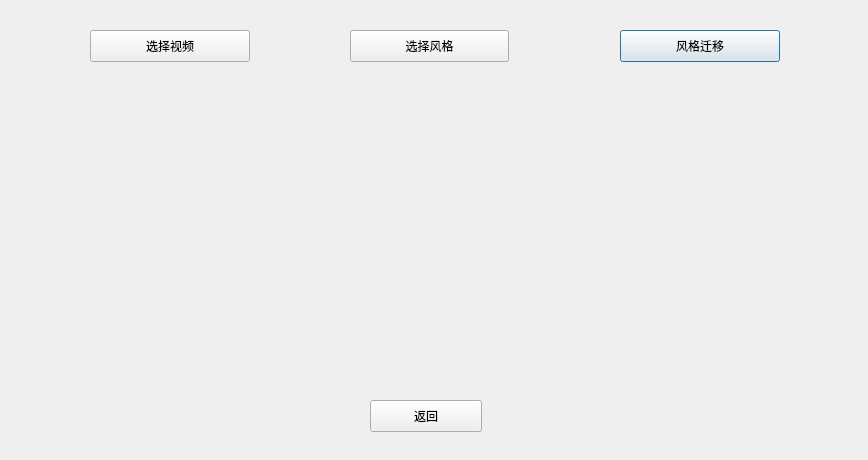
First picture: the form in gui/video_transfer.ui, repository ZYFZYF/Image-Style-Transfer, before the edit.
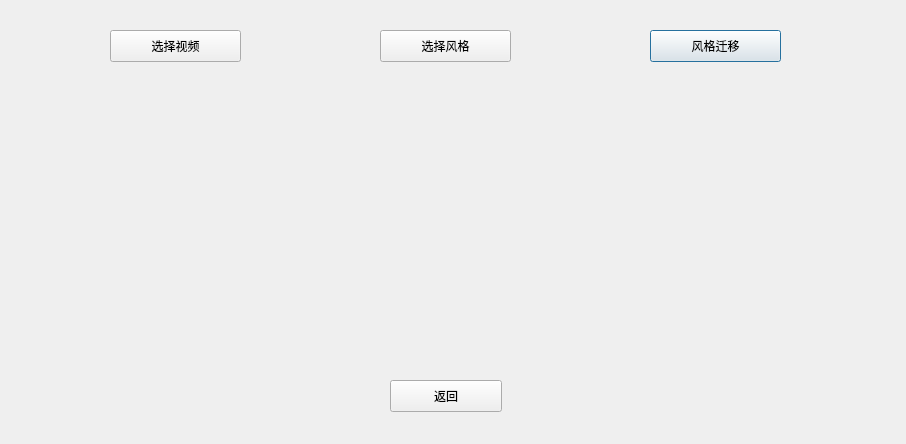
Second picture: the form after the edit.

Patch:
```diff
--- a/gui/video_transfer.ui
+++ b/gui/video_transfer.ui
@@ -6,8 +6,8 @@
    <rect>
     <x>0</x>
     <y>0</y>
-    <width>868</width>
-    <height>460</height>
+    <width>906</width>
+    <height>444</height>
    </rect>
   </property>
   <property name="windowTitle">
@@ -16,8 +16,8 @@
   <widget class="QPushButton" name="cancel">
    <property name="geometry">
     <rect>
-     <x>370</x>
-     <y>400</y>
+     <x>390</x>
+     <y>380</y>
      <width>112</width>
      <height>32</height>
     </rect>
@@ -35,9 +35,9 @@
   <widget class="QPushButton" name="select_video">
    <property name="geometry">
     <rect>
-     <x>90</x>
+     <x>110</x>
      <y>30</y>
-     <width>160</width>
+     <width>131</width>
      <height>32</height>
     </rect>
    </property>
@@ -48,9 +48,9 @@
   <widget class="QPushButton" name="select_style">
    <property name="geometry">
     <rect>
-     <x>350</x>
+     <x>380</x>
      <y>30</y>
-     <width>159</width>
+     <width>131</width>
      <height>32</height>
     </rect>
    </property>
@@ -61,9 +61,9 @@
   <widget class="QPushButton" name="transfer">
    <property name="geometry">
     <rect>
-     <x>620</x>
+     <x>650</x>
      <y>30</y>
-     <width>160</width>
+     <width>131</width>
      <height>32</height>
     </rect>
    </property>
@@ -77,37 +77,15 @@
     <bool>true</bool>
    </property>
   </widget>
-  <widget class="QWidget" name="horizontalLayoutWidget">
-   <property name="geometry">
-    <rect>
-     <x>40</x>
-     <y>90</y>
-     <width>786</width>
-     <height>271</height>
-    </rect>
-   </property>
-   <layout class="QHBoxLayout" name="horizontalLayout">
-    <item>
      <widget class="QLabel" name="transfer_video">
-      <property name="minimumSize">
-       <size>
+   <property name="geometry">
+    <rect>
+     <x>50</x>
+     <y>90</y>
         <width>256</width>
         <height>256</height>
-       </size>
-      </property>
-      <property name="maximumSize">
-       <size>
-        <width>256</width>
-        <height>256</height>
-       </size>
-      </property>
-      <property name="text">
-       <string/>
-      </property>
-     </widget>
-    </item>
-    <item>
-     <widget class="QLabel" name="style_image">
+    </rect>
+   </property>
       <property name="minimumSize">
        <size>
         <width>256</width>
@@ -124,9 +102,15 @@
        <string/>
       </property>
      </widget>
-    </item>
-    <item>
      <widget class="QLabel" name="content_video">
+   <property name="geometry">
+    <rect>
+     <x>590</x>
+     <y>90</y>
+     <width>256</width>
+     <height>256</height>
+    </rect>
+   </property>
       <property name="minimumSize">
        <size>
         <width>256</width>
@@ -143,8 +127,30 @@
        <string/>
       </property>
      </widget>
-    </item>
-   </layout>
+  <widget class="QLabel" name="style_image">
+   <property name="geometry">
+    <rect>
+     <x>320</x>
+     <y>90</y>
+     <width>256</width>
+     <height>256</height>
+    </rect>
+   </property>
+   <property name="minimumSize">
+    <size>
+     <width>256</width>
+     <height>256</height>
+    </size>
+   </property>
+   <property name="maximumSize">
+    <size>
+     <width>256</width>
+     <height>256</height>
+    </size>
+   </property>
+   <property name="text">
+    <string/>
+   </property>
   </widget>
  </widget>
  <resources/>
```
Lines whose indentation alone changed are shown as unchanged.
